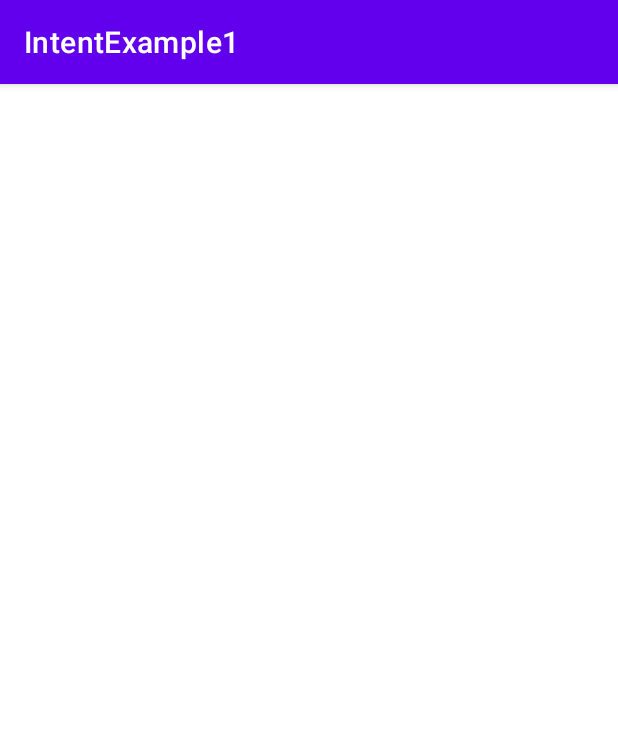
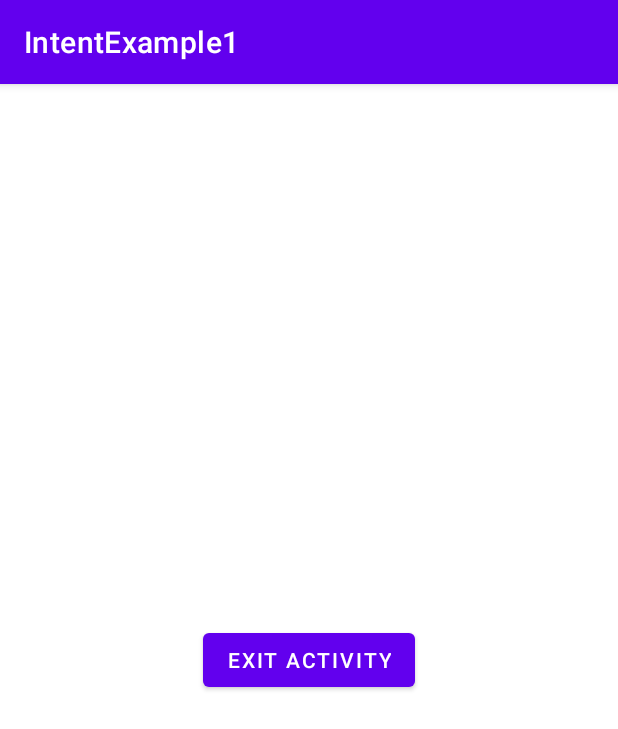
Before and after one commit to zianaaulia/IntentExample1, an Android app: the SecondActivity screen opened directly, with no data from a screen before it, on a phone screen of 412 x 824 dp. Shown: the top 729 px of the screen. Run offline under Robolectric (Android 15) with nearby library versions, the phone set to English and light mode, and no system bars; libraries missing offline, so code that uses them is left out: zianaaulia.polbeng.ac.

Commit message:
Implementasi Intent dari Activity Main ke Activity Lain.

```diff
--- a/app/build.gradle
+++ b/app/build.gradle
@@ -1,6 +1,7 @@
 plugins {
     id 'com.android.application'
     id 'org.jetbrains.kotlin.android'
+    id 'kotlin-android-extensions'
 }
 
 android {
--- a/app/src/main/AndroidManifest.xml
+++ b/app/src/main/AndroidManifest.xml
@@ -22,5 +22,4 @@
             </intent-filter>
         </activity>
     </application>
-
 </manifest>
--- a/app/src/main/java/zianaaulia/polbeng/ac/id/intentexample1/SecondActivity.kt
+++ b/app/src/main/java/zianaaulia/polbeng/ac/id/intentexample1/SecondActivity.kt
@@ -2,10 +2,29 @@ package zianaaulia.polbeng.ac.id.intentexample1
 
 import androidx.appcompat.app.AppCompatActivity
 import android.os.Bundle
+import kotlinx.android.synthetic.main.activity_second.*
+import java.util.logging.Logger
 
 class SecondActivity : AppCompatActivity() {
+    val Log = Logger.getLogger(SecondActivity::class.java.name)
     override fun onCreate(savedInstanceState: Bundle?) {
         super.onCreate(savedInstanceState)
         setContentView(R.layout.activity_second)
+
+        Log.info("onCreate")
+        btnExitActivity.setOnClickListener {
+            finish()
+        }
     }
+
+    override fun onStart() {
+        super.onStart()
+        Log.info("onStart")
+    }
+
+    override fun onStop() {
+        super.onStop()
+        Log.info("onStop")
+    }
+
 }
--- a/app/src/main/res/layout/activity_main.xml
+++ b/app/src/main/res/layout/activity_main.xml
@@ -6,10 +6,11 @@
     android:layout_height="match_parent"
     tools:context=".MainActivity">
 
-    <TextView
+    <Button
+        android:id="@+id/btnToSecondActivity"
         android:layout_width="wrap_content"
         android:layout_height="wrap_content"
-        android:text="Hello World!"
+        android:text="@string/second_activity"
         app:layout_constraintBottom_toBottomOf="parent"
         app:layout_constraintLeft_toLeftOf="parent"
         app:layout_constraintRight_toRightOf="parent"
--- a/app/src/main/res/layout/activity_second.xml
+++ b/app/src/main/res/layout/activity_second.xml
@@ -6,4 +6,13 @@
     android:layout_height="match_parent"
     tools:context=".SecondActivity">
 
+    <Button
+        android:id="@+id/btnExitActivity"
+        android:layout_width="wrap_content"
+        android:layout_height="wrap_content"
+        android:text="@string/exit_activity"
+        app:layout_constraintBottom_toBottomOf="parent"
+        app:layout_constraintLeft_toLeftOf="parent"
+        app:layout_constraintRight_toRightOf="parent"
+        app:layout_constraintTop_toTopOf="parent" />
 </androidx.constraintlayout.widget.ConstraintLayout>
--- a/app/src/main/res/values/strings.xml
+++ b/app/src/main/res/values/strings.xml
@@ -1,3 +1,5 @@
 <resources>
     <string name="app_name">IntentExample1</string>
+    <string name="second_activity">Second Activity</string>
+    <string name="exit_activity">Exit Activity</string>
 </resources>
```
Also changed, not shown: app/src/main/java/zianaaulia/polbeng/ac/id/intentexample1/MainActivity.kt (+24 -0 lines).
